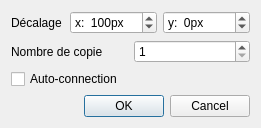
First picture: the form in sources/ui/multipastedialog.ui, repository qelectrotech/qelectrotech-source-mirror, before the edit.
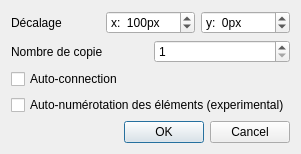
Second picture: the form after the edit.

Commit message: multi past dialog : add check box for autonum the pasted element

```diff
--- a/sources/ui/multipastedialog.ui
+++ b/sources/ui/multipastedialog.ui
@@ -7,7 +7,7 @@
     <x>0</x>
     <y>0</y>
     <width>261</width>
-    <height>110</height>
+    <height>136</height>
    </rect>
   </property>
   <property name="windowTitle">
@@ -94,6 +94,13 @@
      </property>
     </widget>
    </item>
+   <item>
+    <widget class="QCheckBox" name="m_auto_num_cb">
+     <property name="text">
+      <string>Auto-numérotation des éléments (experimental)</string>
+     </property>
+    </widget>
+   </item>
    <item>
     <spacer name="verticalSpacer">
      <property name="orientation">
```
The commit also changes 4 other files.
